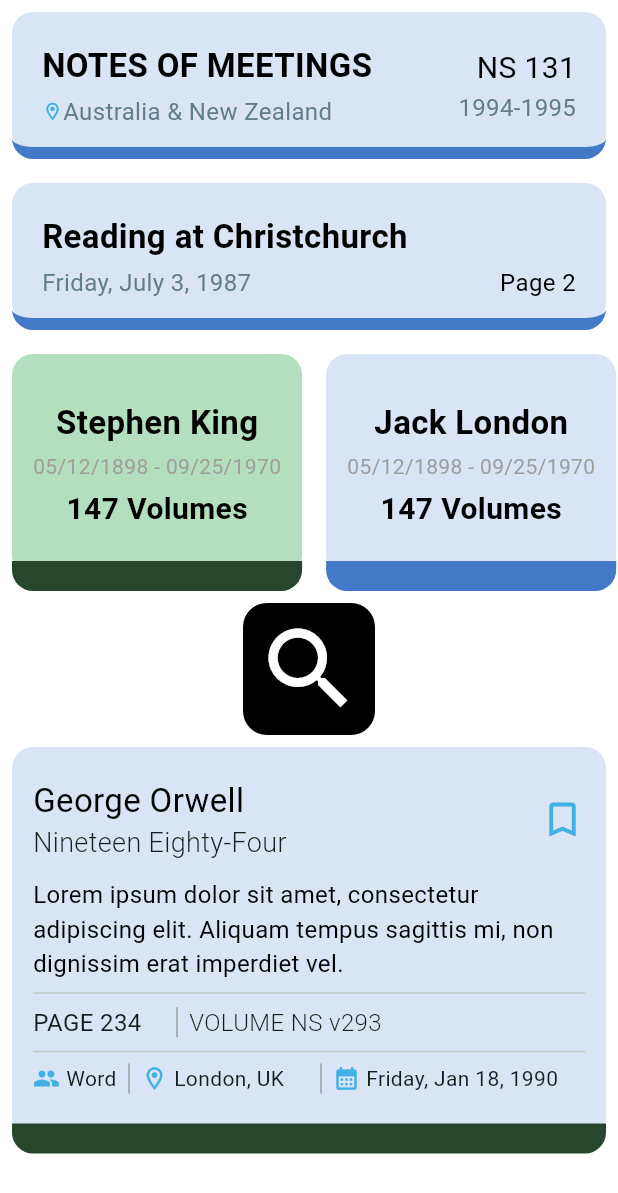
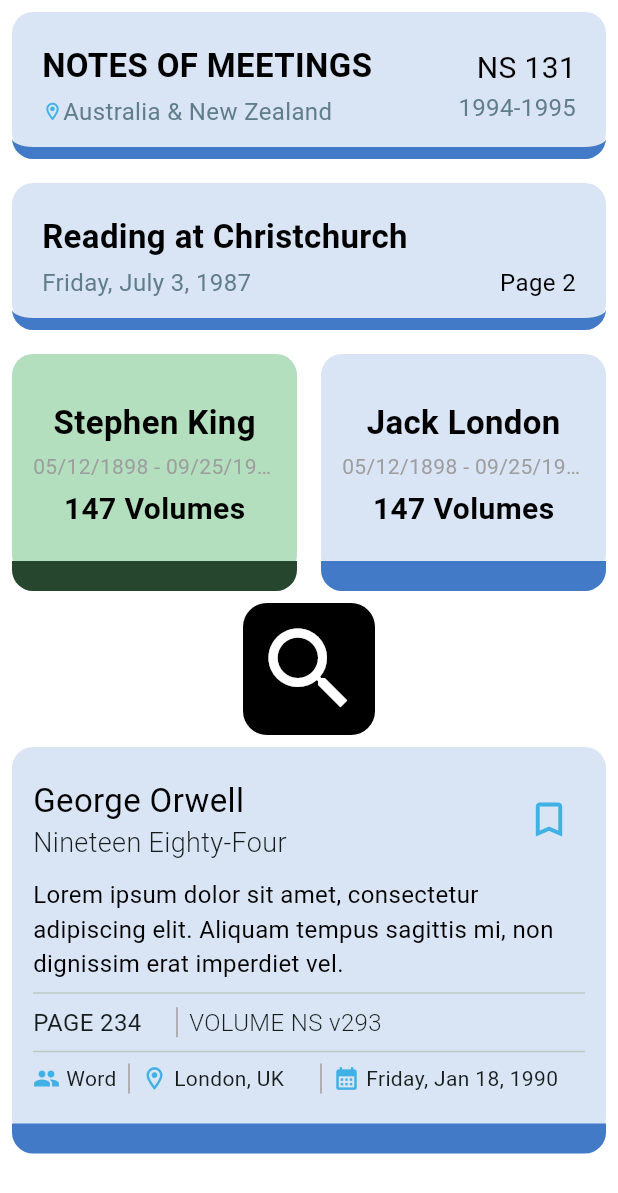
Before and after one commit to toluene5019/test_widgets, a Flutter app: the screen it shows after launch, on a phone screen of 412 x 824 dp. Shown: the top 1193 px of the screen. Run offline on Flutter 3.47's test engine with Material 3 defaults, Android fonts, the phone set to English and light mode, and no system bars.

Commit message:
fix some bugs

```diff
--- a/lib/widgets/book_info_card.dart
+++ b/lib/widgets/book_info_card.dart
@@ -2,12 +2,12 @@
 import 'package:test_widgets/colors.dart';
 
 class BookInfoCard extends StatelessWidget {
-  final String bookInfoAuthor;
-  final String bookInfoTitle;
-  final String bookInfoDesc;
-  final String bookInfoPageNmber;
-  final String bookInfoVolume;
-  final String bookInfoWord;
+  final String authorName;
+  final String bookTitle;
+  final String bookDescription;
+  final String pageNumber;
+  final String volumeNumber;
+  final String wordInfo;
   final String bookInfoAddress;
   final String bookInfoDate;
   final Color cardBackgroundColor;
@@ -19,12 +19,12 @@
 
   const BookInfoCard({
     super.key,
-    required this.bookInfoAuthor,
-    required this.bookInfoTitle,
-    required this.bookInfoDesc,
-    required this.bookInfoPageNmber,
-    required this.bookInfoVolume,
-    required this.bookInfoWord,
+    required this.authorName,
+    required this.bookTitle,
+    required this.bookDescription,
+    required this.pageNumber,
+    required this.volumeNumber,
+    required this.wordInfo,
     required this.bookInfoAddress,
     required this.bookInfoDate,
     required this.cardBackgroundColor,
@@ -61,14 +61,14 @@
                   crossAxisAlignment: CrossAxisAlignment.start,
                   children: [
                     Text(
-                      bookInfoAuthor,
+                      authorName,
                       style: const TextStyle(
                         fontSize: 22.0,
                         color: Colors.black,
                       ),
                     ),
                     Text(
-                      bookInfoTitle,
+                      bookTitle,
                       style: const TextStyle(
                           fontSize: 18.0, fontWeight: FontWeight.w300),
                     )
@@ -80,11 +80,14 @@
                 child: Column(
                   crossAxisAlignment: CrossAxisAlignment.end,
                   children: [
-                    Icon(
-                      iconTitle,
-                      size: 30.0,
-                      color: AppColor.iconColor,
-                    ),
+                    IconButton(
+                      icon: Icon(
+                        iconTitle,
+                        size: 30.0,
+                        color: AppColor.iconColor,
+                      ),
+                      onPressed: () {},
+                    )
                   ],
                 ),
               )
@@ -94,7 +97,7 @@
             height: 10,
           ),
           Text(
-            bookInfoDesc,
+            bookDescription,
             style: const TextStyle(
               fontSize: 16.0,
               color: Colors.black,
@@ -106,7 +109,7 @@
               Expanded(
                 flex: 1,
                 child: Text(
-                  bookInfoPageNmber,
+                  pageNumber,
                   style: const TextStyle(
                     fontSize: 16.0,
                   ),
@@ -121,7 +124,7 @@
               Expanded(
                 flex: 3,
                 child: Text(
-                  bookInfoVolume,
+                  volumeNumber,
                   style: const TextStyle(
                       fontSize: 16.0, fontWeight: FontWeight.w300),
                 ),
@@ -143,7 +146,7 @@
                     Padding(
                       padding: const EdgeInsets.only(left: 4.0),
                       child: Text(
-                        bookInfoWord,
+                        wordInfo,
                         style: const TextStyle(
                           fontSize: 14.0,
                         ),
--- a/lib/widgets/card_widget.dart
+++ b/lib/widgets/card_widget.dart
@@ -36,6 +36,8 @@
         children: [
           Text(
             cardTitle,
+            maxLines: 1,
+            overflow: TextOverflow.ellipsis,
             style: const TextStyle(
               fontWeight: FontWeight.bold,
               fontSize: 22.0,
@@ -45,6 +47,8 @@
           const SizedBox(height: 4),
           Text(
             cardDateText,
+            maxLines: 1,
+            overflow: TextOverflow.ellipsis,
             style: const TextStyle(
               fontSize: 14.0,
               color: Colors.grey,
@@ -53,6 +57,8 @@
           const SizedBox(height: 4),
           Text(
             volumeNumberText,
+            maxLines: 1,
+            overflow: TextOverflow.ellipsis,
             style: const TextStyle(
               fontWeight: FontWeight.bold,
               fontSize: 20.0,
--- a/lib/widgets/notes_widget.dart
+++ b/lib/widgets/notes_widget.dart
@@ -47,6 +47,8 @@
                   children: [
                     Text(
                       title,
+                      maxLines: 1,
+                      overflow: TextOverflow.ellipsis,
                       style: const TextStyle(
                         fontWeight: FontWeight.bold,
                         fontSize: 22.0,
@@ -65,6 +67,8 @@
                         ),
                         Text(
                           locationText,
+                          maxLines: 1,
+                          overflow: TextOverflow.ellipsis,
                           style: const TextStyle(
                             fontSize: 16.0,
                             color: Colors.blueGrey,
--- a/lib/widgets_page.dart
+++ b/lib/widgets_page.dart
@@ -35,35 +35,41 @@
               ),
               Row(
                 children: [
-                  CardWidget(
+                  Expanded(
+                    flex: 1,
+                    child: CardWidget(
                       cardTitle: "Stephen King",
                       cardDateText: "05/12/1898 - 09/25/1970",
                       volumeNumberText: "147 Volumes",
                       cardBackgroundColor: AppColor.cardBackgroundColor,
                       cardBottomColor: AppColor.cardBottomColor,
                     ),
-                  CardWidget(
+                  ),
+                  Expanded(
+                    flex: 1,
+                    child: CardWidget(
                       cardTitle: "Jack London",
                       cardDateText: "05/12/1898 - 09/25/1970",
                       volumeNumberText: "147 Volumes",
                       cardBackgroundColor: AppColor.backgroundColor,
                       cardBottomColor: AppColor.bottomColor,
                     ),
+                  ),
                 ],
               ),
               IconButtonWidget(icon: Icons.search),
               BookInfoCard(
-                bookInfoAuthor: "George Orwell",
-                bookInfoTitle: "Nineteen Eighty-Four",
-                bookInfoDesc:
+                authorName: "George Orwell",
+                bookTitle: "Nineteen Eighty-Four",
+                bookDescription:
                     "Lorem ipsum dolor sit amet, consectetur adipiscing elit. Aliquam tempus sagittis mi, non dignissim erat imperdiet vel.",
-                bookInfoPageNmber: "PAGE 234",
-                bookInfoVolume: "VOLUME NS v293",
-                bookInfoWord: "Word",
+                pageNumber: "PAGE 234",
+                volumeNumber: "VOLUME NS v293",
+                wordInfo: "Word",
                 bookInfoAddress: "London, UK",
                 bookInfoDate: "Friday, Jan 18, 1990",
                 cardBackgroundColor: AppColor.backgroundColor,
-                cardBottomColor: AppColor.cardBottomColor,
+                cardBottomColor: AppColor.bottomColor,
                 iconTitle: Icons.bookmark_border_outlined,
                 iconWord: Icons.people,
                 iconAddress: Icons.location_on_outlined,
```
Lines whose indentation alone changed are shown as unchanged.
